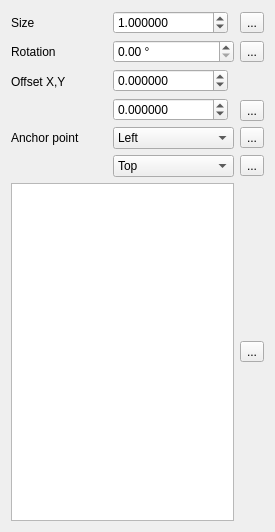
The window that src/ui/symbollayer/widget_filledmarker.ui (qgis/QGIS) describes before a commit, drawn with Qt 5.
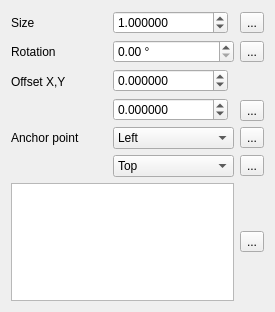
The same window after the commit. Custom widgets are drawn as their Qt base class.

What changed in the file:
```diff
--- a/src/ui/symbollayer/widget_filledmarker.ui
+++ b/src/ui/symbollayer/widget_filledmarker.ui
@@ -7,7 +7,7 @@
     <x>0</x>
     <y>0</y>
     <width>275</width>
-    <height>532</height>
+    <height>312</height>
    </rect>
   </property>
   <property name="windowTitle">
```
